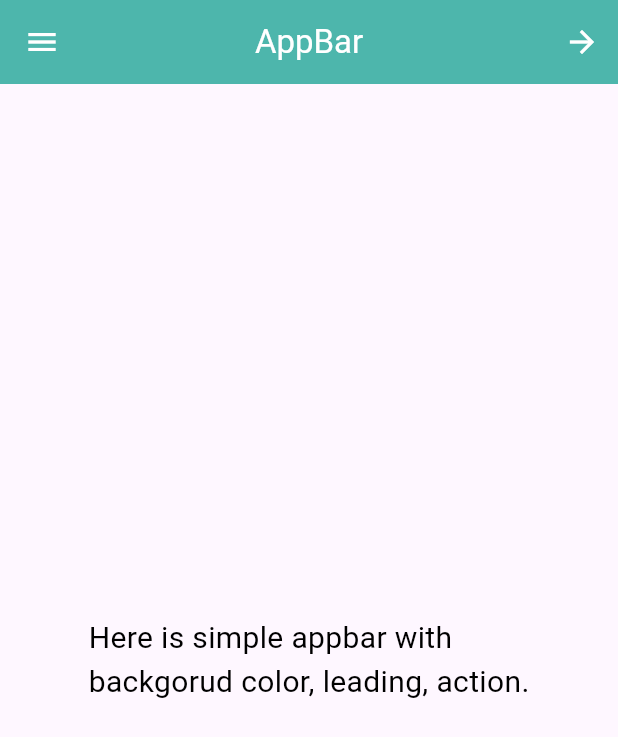
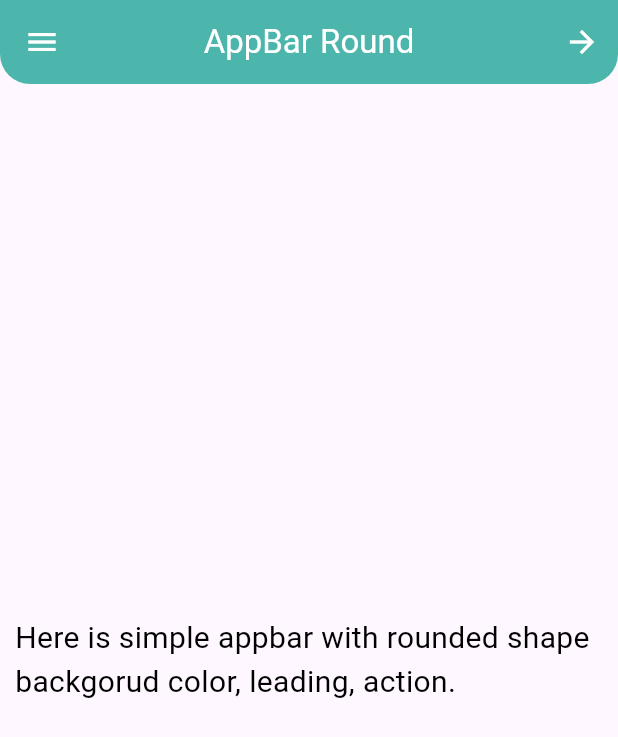
Before and after one commit to MuhammadAmirKhan-57/appbar_example, a Flutter app: the screen it shows after launch, after a tap on the "arrow forward" icon, on a phone screen of 412 x 824 dp. Shown: the top 737 px of the screen. Run offline on Flutter 3.47's test engine with Material 3 defaults, Android fonts, the light colour scheme and no system bars.

Commit message:
Appbar SHape

```diff
--- /dev/null
+++ b/lib/appbar_example/appbar_shape.dart
@@ -0,0 +1,41 @@
+import 'package:flutter/material.dart';
+
+class AppBarShapeChange extends StatelessWidget {
+  const AppBarShapeChange({super.key});
+
+  @override
+  Widget build(BuildContext context) {
+    return Scaffold(
+      appBar: AppBar(
+        centerTitle: true,
+        title: Text('AppBar Round', style: TextStyle(color: Colors.white)),
+        leading: IconButton(
+          onPressed: () {},
+          icon: Icon(Icons.menu, color: Colors.white),
+        ),
+        backgroundColor: Colors.teal[300],
+        actions: [
+          IconButton(
+            onPressed: () {},
+            icon: Icon(Icons.arrow_forward, color: Colors.white),
+          ),
+        ],
+        shape: RoundedRectangleBorder(
+          borderRadius: BorderRadius.only(
+            bottomLeft: Radius.circular(20),
+            bottomRight: Radius.circular(20),
+            )
+        ),
+      ),
+      body: Center(
+        child: Padding(
+          padding: const EdgeInsets.all(10.0),
+          child: Text(
+            'Here is simple appbar with rounded shape backgorud color, leading, action.',
+            style: TextStyle(fontSize: 20, color: Colors.black),
+          ),
+        ),
+      ),
+    );
+  }
+}
--- a/lib/appbar_example/simple_appbar.dart
+++ b/lib/appbar_example/simple_appbar.dart
@@ -1,3 +1,4 @@
+import 'package:appbar_example/appbar_example/appbar_shape.dart';
 import 'package:flutter/material.dart';
 
 class AppBarScreen extends StatelessWidget {
@@ -16,7 +17,7 @@ class AppBarScreen extends StatelessWidget {
           icon: Icon(Icons.menu, color: Colors.white,)),
         backgroundColor: Colors.teal[300],
         actions: [
-          IconButton(onPressed: () {}, icon: Icon(Icons.arrow_forward, color: Colors.white,))
+          IconButton(onPressed: () => Navigator.push(context, MaterialPageRoute(builder: (context) => AppBarShapeChange())), icon: Icon(Icons.arrow_forward, color: Colors.white,))
         ],
       ),
       body: Center(
```
